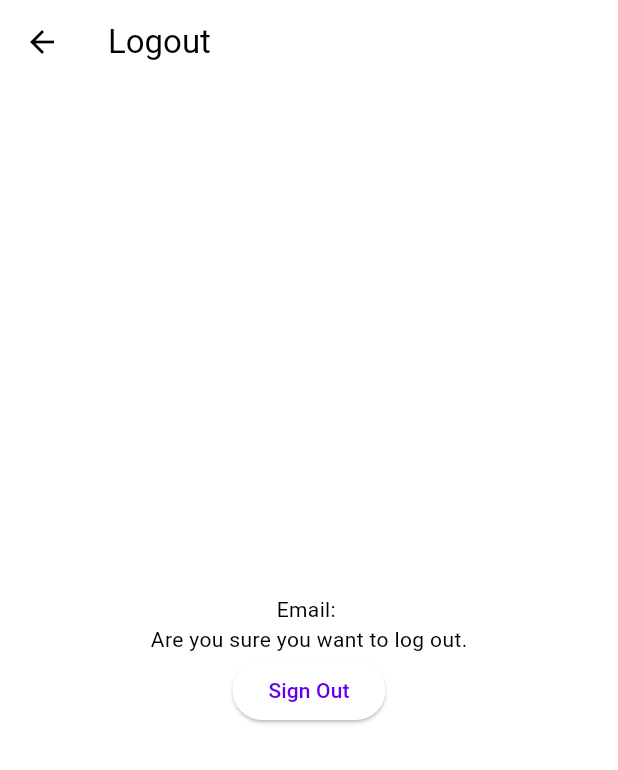
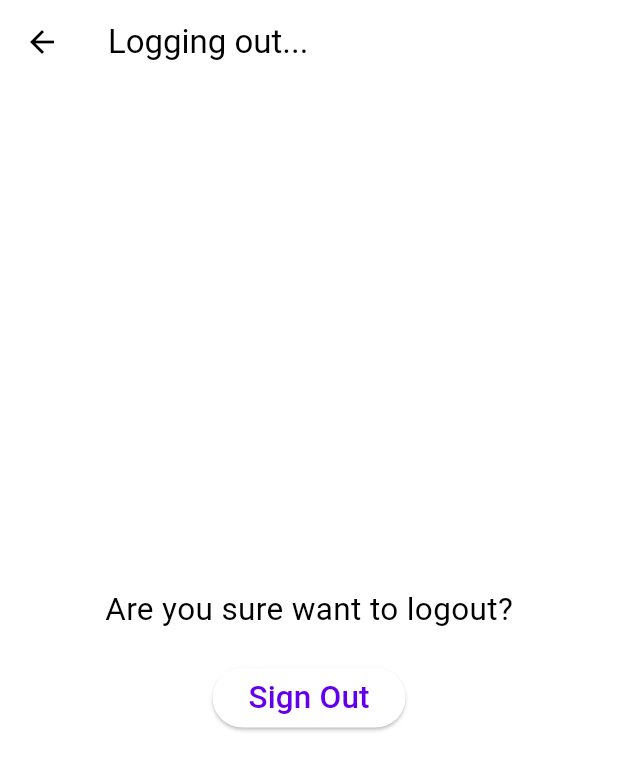
Before and after one commit to farihahadaina/qrcodecoupon, a Flutter app: the Logout screen opened by its route, on a phone screen of 412 x 824 dp. Shown: the top 770 px of the screen. Run offline on Flutter 3.47's test engine with Material 3 defaults, Android fonts, the phone set to English and light mode, and no system bars; our stand-ins replace cloud_firestore, firebase_auth, firebase_core; missing offline and left inert: flutter_qr_bar_scanner; accounts and stored records are empty.

Commit message:
profile logout

```diff
--- a/qrcodecoupon/lib/loginscreen.dart
+++ b/qrcodecoupon/lib/loginscreen.dart
@@ -119,7 +119,10 @@ class _LoginPageState extends State<LoginPage> {
                   ),
                 ),
               ),
-              _submitButton(context),
+              Padding(
+                padding: const EdgeInsets.all(15),
+                child: _submitButton(context),
+              ),
               _loginOrRegisterButton(),
             ],
           ),
--- a/qrcodecoupon/lib/logoutscreen.dart
+++ b/qrcodecoupon/lib/logoutscreen.dart
@@ -1,6 +1,7 @@
 import 'package:flutter/material.dart';
 import 'package:firebase_auth/firebase_auth.dart';
 import 'package:qrcodecoupon/auth.dart';
+import 'package:qrcodecoupon/routes.dart';
 
 class Logout extends StatelessWidget {
   Logout({Key? key}) : super(key: key);
@@ -11,22 +12,23 @@ class Logout extends StatelessWidget {
     await Auth().signOut();
   }
 
-  Widget _title() {
-    return const Text('Logout');
+  Widget _message() {
+    return const Text(
+      'Are you sure want to logout?',
+      style: TextStyle(fontSize: 21), // Increase the font size here
+    );
   }
 
-  Widget _userUid() {
-    return Text('Email: ${user?.email ?? 'User email'}');
-  }
-
-  Widget _message() {
-    return const Text('Are you sure you want to log out.');
-  }
-
-  Widget _signOutButton() {
+  Widget _signOutButton(BuildContext context) {
     return ElevatedButton(
-      onPressed: _signOut,
-      child: const Text('Sign Out'),
+      onPressed: () async {
+        await FirebaseAuth.instance.signOut();
+        Navigator.pushReplacementNamed(context, Routes.login);
+      },
+      child: const Text(
+        'Sign Out',
+        style: TextStyle(fontSize: 21),
+      ),
     );
   }
 
@@ -34,7 +36,7 @@ class Logout extends StatelessWidget {
   Widget build(BuildContext context) {
     return Scaffold(
         appBar: AppBar(
-          title: _title(),
+          title: const Text('Logging out...'),
         ),
         body: Container(
             height: double.infinity,
@@ -44,9 +46,14 @@ class Logout extends StatelessWidget {
                 crossAxisAlignment: CrossAxisAlignment.center,
                 mainAxisAlignment: MainAxisAlignment.center,
                 children: <Widget>[
-                  _userUid(),
-                  _message(),
-                  _signOutButton(),
+                  Padding(
+                    padding: const EdgeInsets.all(10),
+                    child: _message(),
+                  ),
+                  Padding(
+                    padding: const EdgeInsets.all(10),
+                    child: _signOutButton(context),
+                  ),
                 ])));
   }
 }
--- a/qrcodecoupon/lib/routes.dart
+++ b/qrcodecoupon/lib/routes.dart
@@ -4,5 +4,6 @@ class Routes {
   static const qrscanner = '/qrscanner';
   static const redeemedlist = '/listredemption';
   static const register = '/register';
-  static const logout = '/logout';
+  static const profile = '/profile';
+  static const String logout = '/logout';
 }
```
Also changed, not shown: qrcodecoupon/lib/listredemption.dart (+14 -10 lines), qrcodecoupon/lib/main.dart (+9 -2 lines), qrcodecoupon/lib/profilescreen.dart (added, +134 -0 lines), qrcodecoupon/lib/qrscanner.dart (+6 -6 lines).
